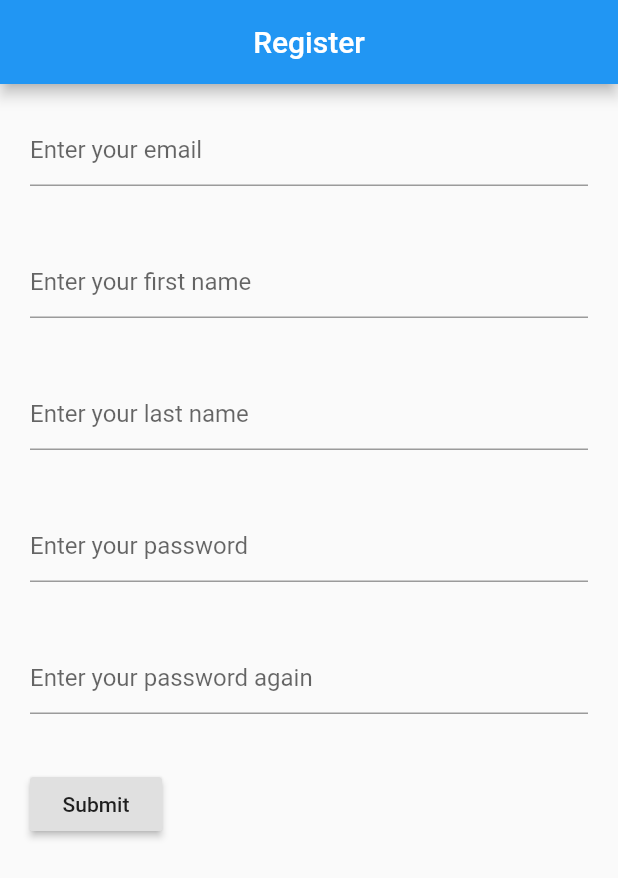
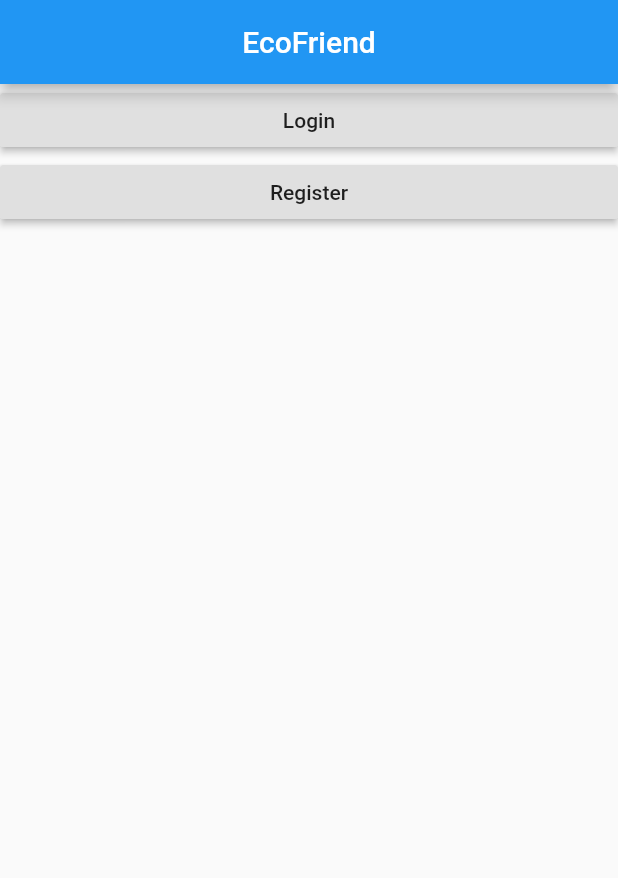
Before and after one commit to Borumer/EcoFriend, a Flutter app: the screen it shows after launch, on a phone screen of 412 x 824 dp. Shown: the top 878 px of the screen. Run offline on Flutter 3.47's test engine with Material 2 defaults, Android fonts, the phone set to English and light mode, and no system bars; our stand-ins replace shared_preferences, sqflite; missing offline and left inert: dart:html; accounts and stored records are empty.

Commit message:
Create startup page

```diff
--- a/lib/login.dart
+++ b/lib/login.dart
@@ -51,7 +51,7 @@ class _LoginState extends State<Login> {
         appBar: AppBar(
           title: Center(child: Text("Login"))
         ),
-        body: Column(
+        body: ListView(
           children: <Widget>[_buildLoginForm()],
         ),
       ),
--- a/lib/main.dart
+++ b/lib/main.dart
@@ -5,6 +5,7 @@ import 'profile.dart';
 import 'stream.dart';
 import 'nav.dart';
 import 'register.dart';
+import 'startup.dart';
 import 'login.dart';
 
 void main() {
@@ -12,7 +13,7 @@ void main() {
     title: 'EcoFriend',
     // Start the app with the "/" named route. In this case, the app starts
     // on the FirstScreen widget.
-    initialRoute: '/Register',
+    initialRoute: '/Startup',
     routes: {
       // When navigating to the "/" route, build the MyHomePage widget.
       '/': (context) => MyHomePage(),
@@ -25,7 +26,9 @@ void main() {
       // When logging in, build the Login widget.
       '/Login': (context) => Login(),
       // When registering, build the Register widget.
-      '/Register': (context) => Register()
+      '/Register': (context) => Register(),
+      // When downloading the app and opening for the first time
+      '/Startup': (context) => Startup()
     },
   ));
 
--- a/lib/register.dart
+++ b/lib/register.dart
@@ -59,7 +59,7 @@ class _RegisterState extends State<Register> {
         appBar: AppBar(
             title: Center(child: Text("Register"))
         ),
-        body: Column(
+        body: ListView(
           children: <Widget>[_buildRegisterForm()],
         ),
       ),
--- /dev/null
+++ b/lib/startup.dart
@@ -0,0 +1,48 @@
+import 'dart:html';
+
+import 'package:flutter/material.dart';
+import 'package:shared_preferences/shared_preferences.dart';
+import 'package:sqflite/sqflite.dart';
+
+class Startup extends StatefulWidget {
+  Startup({Key key, this.title}) : super(key: key);
+
+  final String title;
+
+  @override
+  _StartupState createState() => _StartupState();
+}
+
+class _StartupState extends State<Startup> {
+  @override
+  Widget build(BuildContext context) {
+    return MaterialApp(
+      title: 'Your Local Startup',
+      home: Scaffold(
+        appBar: AppBar(
+            title: Center(child: Text("EcoFriend"))
+        ),
+        body: ListView(
+          children: [
+            RaisedButton(
+              child: Text(
+                "Login"
+              ),
+              onPressed: () {
+                Navigator.pushNamed(context, '/Login');
+              },
+            ),
+            RaisedButton(
+              child: Text(
+                "Register"
+              ),
+              onPressed: () {
+                Navigator.pushNamed(context, '/Register');
+              },
+            )
+          ]
+        ),
+      ),
+    );
+  }
+}
```
